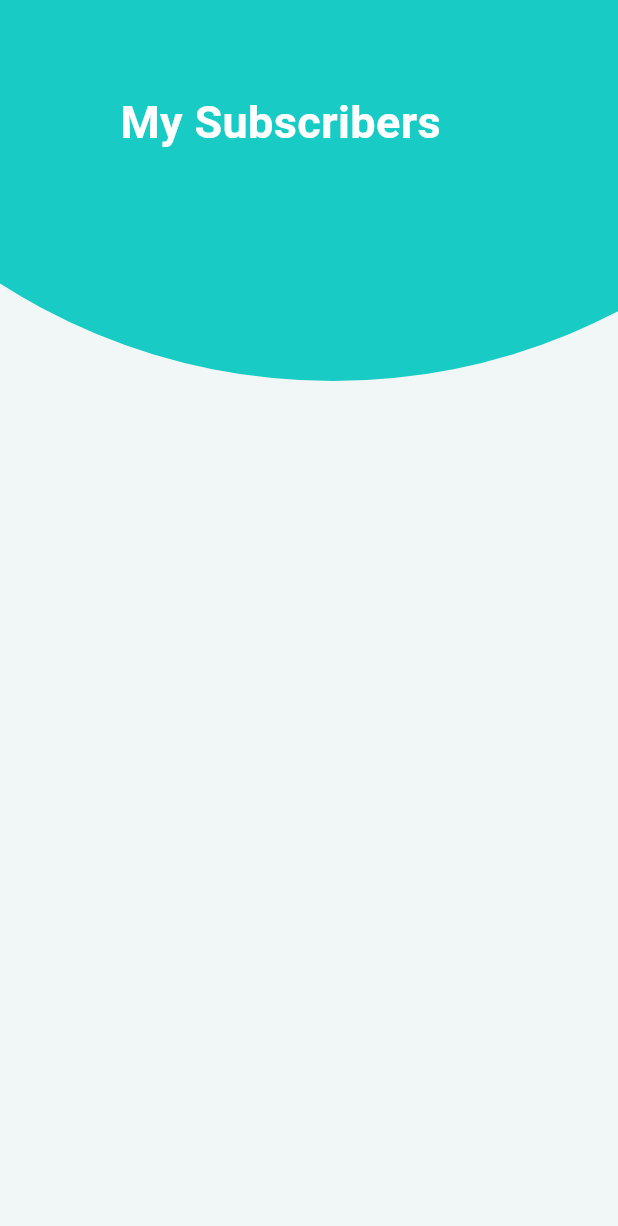
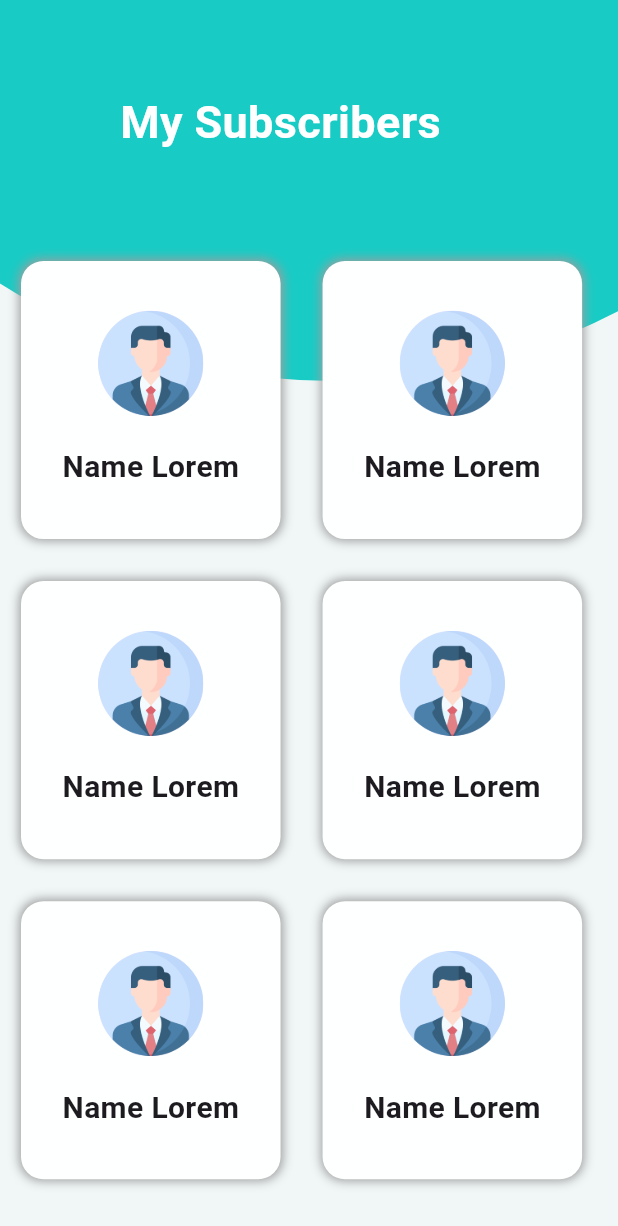
Before and after one commit to Yashu-Chaudhary/Social-Network-UI, a Flutter app: the MySubscribers screen opened directly, on a phone screen of 412 x 824 dp. Shown: the top 1226 px of the screen. Run offline on Flutter 3.47's test engine with Material 3 defaults, Android fonts, the light colour scheme and no system bars.

Commit message:
my subscribers page ui

```diff
--- a/lib/screens/my_subscribers/my_subscribers.dart
+++ b/lib/screens/my_subscribers/my_subscribers.dart
@@ -1,6 +1,8 @@
 import 'package:flutter/material.dart';
-import 'package:socail_network/utils/common/upper_rounded_continer.dart';
+import 'package:socail_network/screens/my_subscribers/widgets/subscrbers_container.dart';
+import 'package:socail_network/utils/common/circular_heading_with_body_text.dart';
 import 'package:socail_network/utils/constants/color_constants.dart';
+import 'package:socail_network/utils/constants/image_strings.dart';
 
 class MySubscribers extends StatelessWidget {
   const MySubscribers({super.key});
@@ -9,12 +11,48 @@ class MySubscribers extends StatelessWidget {
   Widget build(BuildContext context) {
     return const Scaffold(
       backgroundColor: PColors.secondary,
-      body: Column(
-        children: [
-          UpperRoundedContainer(
-            text: 'My Subscribers',
-          ),
-        ],
+      body: CircularHeaderWithBodyItems(
+        headingText: 'My Subscribers',
+        child: Column(
+          children: [
+            Row(
+              children: [
+                SubscriberContainer(
+                  name: 'Lorem',
+                  image: PImages.profile,
+                ),
+                SubscriberContainer(
+                  name: 'Lorem',
+                  image: PImages.profile,
+                ),
+              ],
+            ),
+            Row(
+              children: [
+                SubscriberContainer(
+                  name: 'Lorem',
+                  image: PImages.profile,
+                ),
+                SubscriberContainer(
+                  name: 'Lorem',
+                  image: PImages.profile,
+                ),
+              ],
+            ),
+            Row(
+              children: [
+                SubscriberContainer(
+                  name: 'Lorem',
+                  image: PImages.profile,
+                ),
+                SubscriberContainer(
+                  name: 'Lorem',
+                  image: PImages.profile,
+                ),
+              ],
+            ),
+          ],
+        ),
       ),
     );
   }
--- /dev/null
+++ b/lib/screens/my_subscribers/widgets/subscrbers_container.dart
@@ -0,0 +1,41 @@
+import 'package:flutter/material.dart';
+import 'package:socail_network/utils/constants/color_constants.dart';
+import 'package:socail_network/utils/constants/image_strings.dart';
+
+class SubscriberContainer extends StatelessWidget {
+  final String name;
+  final String image;
+  const SubscriberContainer({
+    super.key, required this.name, required this.image,
+  });
+
+  @override
+  Widget build(BuildContext context) {
+    dynamic device = MediaQuery.of(context);
+
+    return Container(
+      margin: const EdgeInsets.all(14),
+      padding: const EdgeInsets.all(15),
+      height: device.size.width * 0.45,
+      width: device.size.width * 0.42,
+      decoration: BoxDecoration(
+          borderRadius: BorderRadius.circular(15),
+          color: PColors.milkWhite,
+          boxShadow: const [
+            BoxShadow(color: PColors.greyIcon, spreadRadius: 1, blurRadius: 5)
+          ]),
+      child: Column(
+        crossAxisAlignment: CrossAxisAlignment.center,
+        mainAxisAlignment: MainAxisAlignment.center,
+        children: [
+          CircleAvatar(
+            radius: 35,
+            child: Image.asset(PImages.profile, ),
+          ),
+          const SizedBox(height: 20,),
+          Text('Name $name', style: const TextStyle(fontSize: 20,fontWeight: FontWeight.bold),)
+        ],
+      ),
+    );
+  }
+}
--- /dev/null
+++ b/lib/utils/common/circular_heading_with_body_text.dart
@@ -0,0 +1,28 @@
+
+import 'package:flutter/material.dart';
+import 'package:socail_network/utils/common/upper_rounded_continer.dart';
+
+class CircularHeaderWithBodyItems extends StatelessWidget {
+  final String headingText;
+  final Widget? child;
+  const CircularHeaderWithBodyItems({
+    super.key,
+    required this.headingText,
+    this.child,
+  });
+
+  @override
+  Widget build(BuildContext context) {
+    return Stack(
+      children: [
+        UpperRoundedContainer(
+          text: headingText,
+        ),
+        Positioned(
+          top: 160,
+          child: SizedBox(child: child),
+        )
+      ],
+    );
+  }
+}
```
